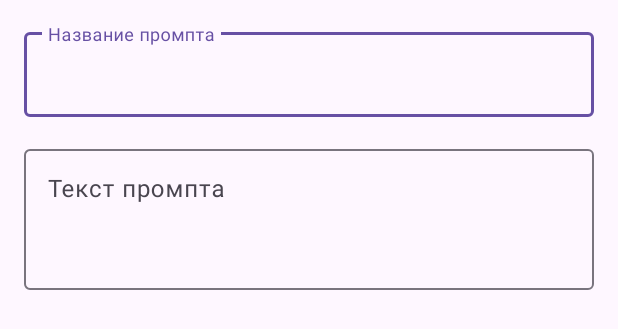
After one commit to finettt/Android-AI-Assistant, an Android app: the layout dialog_prompt_edit.xml on its own in the app's theme, with its tools: preview values and no code run, on a phone screen of 412 x 824 dp. The commit adds this screen. Shown: the top 329 px of the screen. Run offline under Robolectric (Android 15) with nearby library versions, the phone set to English and light mode, and no system bars.

Commit message:
Add system prompt management functionality

```diff
--- /dev/null
+++ b/app/src/main/res/layout/dialog_prompt_edit.xml
@@ -0,0 +1,38 @@
+<?xml version="1.0" encoding="utf-8"?>
+<LinearLayout xmlns:android="http://schemas.android.com/apk/res/android"
+    android:layout_width="match_parent"
+    android:layout_height="wrap_content"
+    android:orientation="vertical"
+    android:padding="16dp">
+
+    <com.google.android.material.textfield.TextInputLayout
+        android:layout_width="match_parent"
+        android:layout_height="wrap_content"
+        android:layout_marginBottom="16dp">
+
+        <com.google.android.material.textfield.TextInputEditText
+            android:id="@+id/promptDescriptionInput"
+            android:layout_width="match_parent"
+            android:layout_height="wrap_content"
+            android:hint="Название промпта"
+            android:inputType="text"
+            android:maxLines="1" />
+
+    </com.google.android.material.textfield.TextInputLayout>
+
+    <com.google.android.material.textfield.TextInputLayout
+        android:layout_width="match_parent"
+        android:layout_height="wrap_content">
+
+        <com.google.android.material.textfield.TextInputEditText
+            android:id="@+id/promptContentInput"
+            android:layout_width="match_parent"
+            android:layout_height="wrap_content"
+            android:hint="Текст промпта"
+            android:inputType="textMultiLine"
+            android:minLines="3"
+            android:gravity="top" />
+
+    </com.google.android.material.textfield.TextInputLayout>
+
+</LinearLayout>
```
Also changed, not shown: app/src/main/java/io/finett/myapplication/VoiceChatActivity.java (+110 -2 lines), app/src/main/java/io/finett/myapplication/model/SystemPrompt.java (added, +37 -0 lines), app/src/main/java/io/finett/myapplication/util/PromptManager.java (added, +77 -0 lines), app/src/main/res/drawable/ic_settings.xml (added, +10 -0 lines), app/src/main/res/menu/voice_chat_menu.xml (added, +9 -0 lines), 1 other file.
